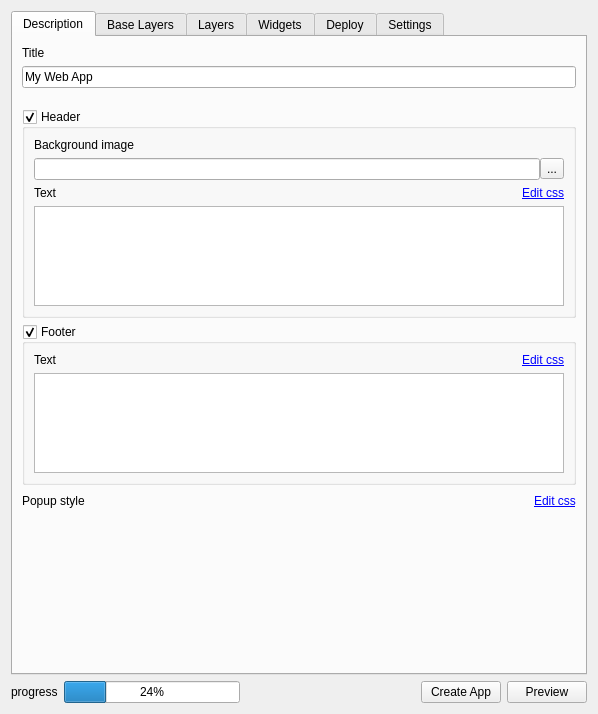
Old version of the form src/webappbuilder/ui_maindialog.ui in the repository planetfederal/qgis-webappbuilder-plugin.
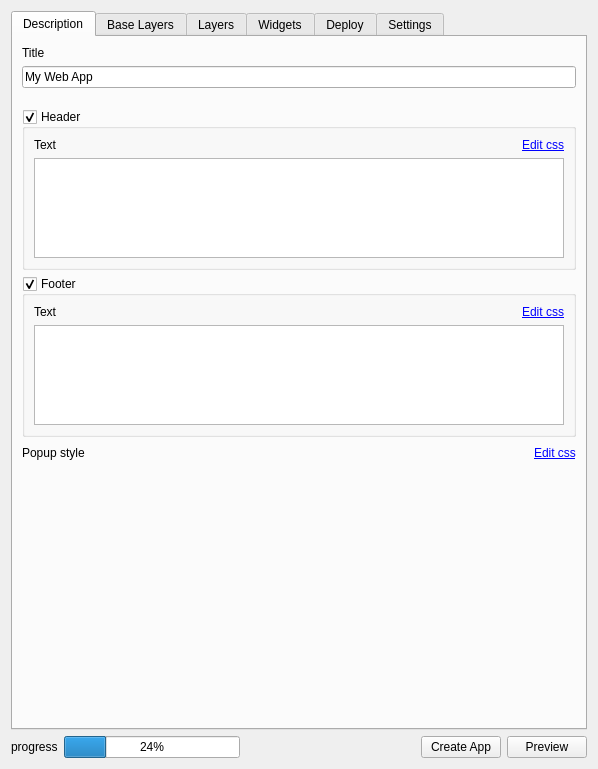
New version of the form. Icons and pictures are not drawn.

```diff
--- a/src/webappbuilder/ui_maindialog.ui
+++ b/src/webappbuilder/ui_maindialog.ui
@@ -7,7 +7,7 @@
     <x>0</x>
     <y>0</y>
     <width>598</width>
-    <height>714</height>
+    <height>769</height>
    </rect>
   </property>
   <property name="windowTitle">
@@ -94,34 +94,6 @@
           <bool>true</bool>
          </property>
          <layout class="QVBoxLayout" name="verticalLayout_4">
-          <item>
-           <widget class="QLabel" name="label_16">
-            <property name="text">
-             <string>Background image</string>
-            </property>
-           </widget>
-          </item>
-          <item>
-           <layout class="QHBoxLayout" name="horizontalLayout_3">
-            <property name="spacing">
-             <number>0</number>
-            </property>
-            <item>
-             <widget class="QLineEdit" name="imgFilepathBox">
-              <property name="text">
-               <string/>
-              </property>
-             </widget>
-            </item>
-            <item>
-             <widget class="QToolButton" name="buttonSelectImgFilepath">
-              <property name="text">
-               <string>...</string>
-              </property>
-             </widget>
-            </item>
-           </layout>
-          </item>
           <item>
            <layout class="QHBoxLayout" name="horizontalLayout_6">
             <item>
```
Left out of the diff: 9 changed lines with no effect on the pictures.
